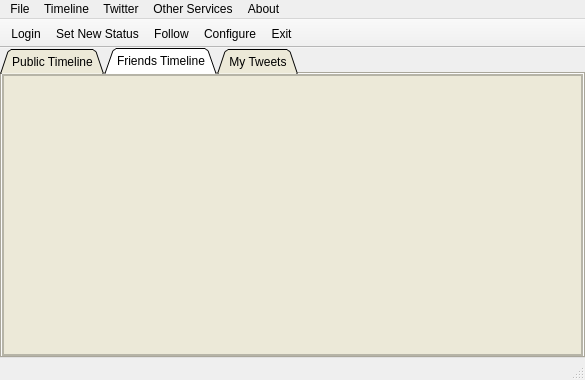
This is Ui/mainWindow.ui in KarenMarkosyan/qttwitter as Qt 5 draws it before an edit. The edited form follows.
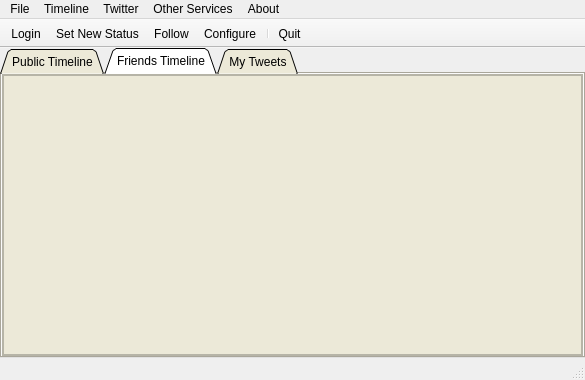
This is the edited form. The open tabs and pages were chosen to show the change. Icons and pictures are not drawn.

Diff of the .ui file:
```diff
--- a/Ui/mainWindow.ui
+++ b/Ui/mainWindow.ui
@@ -601,7 +601,8 @@
    <addaction name="actionSet_New_Status"/>
    <addaction name="actionFollow"/>
    <addaction name="actionConfigure"/>
-   <addaction name="actionExit"/>
+   <addaction name="separator"/>
+   <addaction name="actionQuit"/>
   </widget>
   <action name="actionLogin">
    <property name="enabled">
```
Left out of the diff: 60 changed lines with no effect on the pictures.
